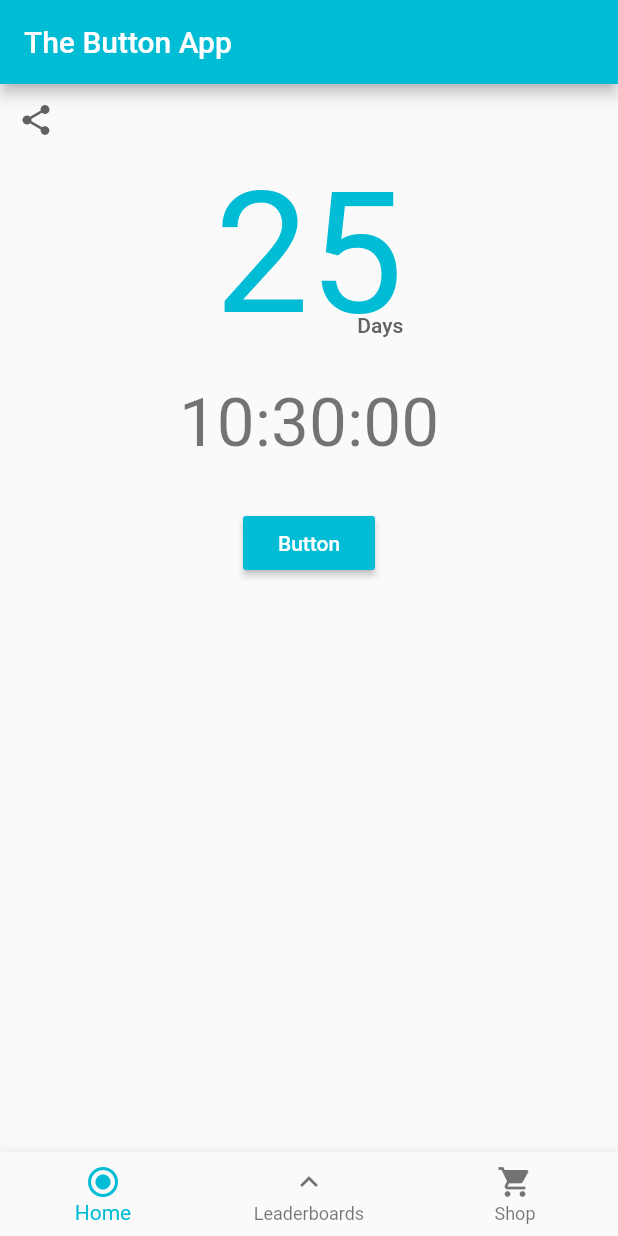
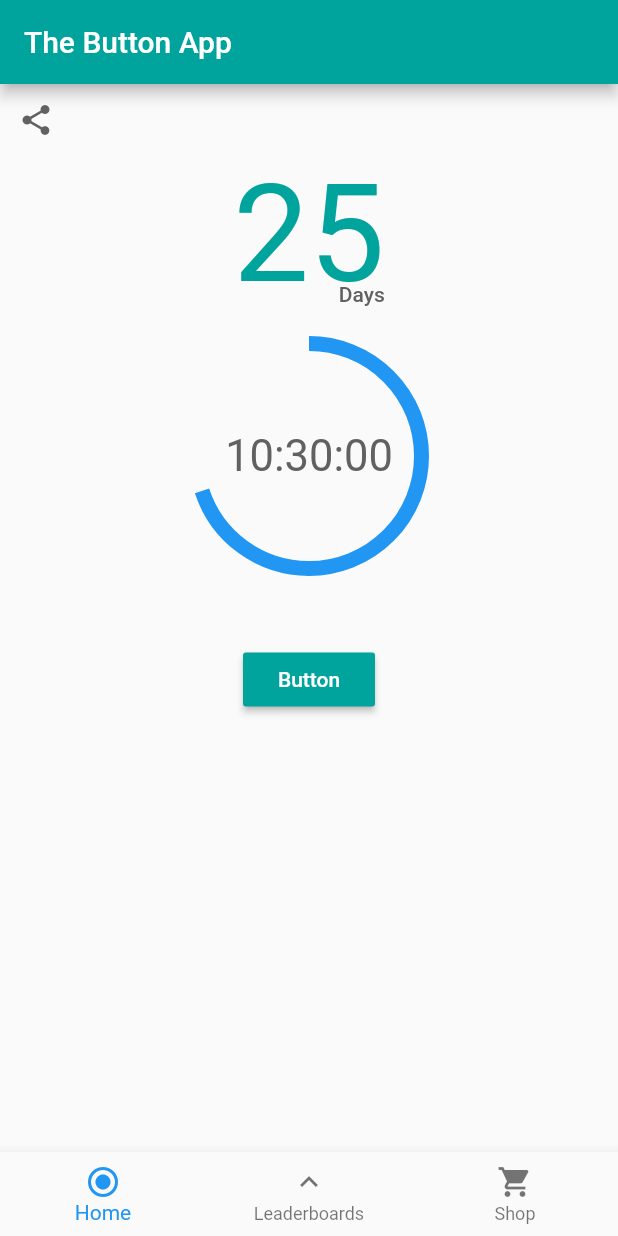
Before and after one commit to PapaManuSW/buttonapp, a Flutter app: the screen it shows after launch, on a phone screen of 412 x 824 dp. Run offline on Flutter 3.47's test engine with Material 2 defaults, Android fonts, the phone set to English and light mode, and no system bars; our stand-ins replace cloud_firestore; accounts and stored records are empty.

Commit message:
changed primary color. Added circular indicator stacked. Resizing.

```diff
--- a/lib/main.dart
+++ b/lib/main.dart
@@ -1,3 +1,4 @@
+import 'package:flutter/cupertino.dart';
 import 'package:flutter/material.dart';
 import 'package:button_app/pages/game.dart';
 import 'package:button_app/pages/leaderboards.dart';
@@ -11,14 +12,19 @@ class MyApp extends StatelessWidget {
     return MaterialApp(
       title: 'Button App',
       theme: ThemeData(
-        primarySwatch: Colors.cyan,
-        primaryColor: Colors.cyan,
+        primaryColor: Color(0xFF01A39D),
+        accentColor: Colors.grey[700],
         textTheme: TextTheme(
             title: TextStyle(color: Colors.white),
             body2: TextStyle(color: Colors.grey[700]),
-            display1: TextStyle(color: Colors.grey[700]),
-            display4:
-                TextStyle(color: Colors.cyan, fontWeight: FontWeight.w400),
+            display1: TextStyle(
+                color: Colors.grey[700],
+                fontSize: 29.0,
+                fontWeight: FontWeight.w400),
+            display4: TextStyle(
+                color: Color(0xFF01A39D),
+                fontWeight: FontWeight.w400,
+                fontSize: 90.0),
             caption: TextStyle(color: Colors.grey[700]),
             button: TextStyle(color: Colors.white)),
         iconTheme: IconThemeData(color: Colors.grey[700]),
--- a/lib/pages/game.dart
+++ b/lib/pages/game.dart
@@ -8,12 +8,13 @@ class GamePage extends StatefulWidget {
 
 class _GamePageState extends State<GamePage> {
   int _days = 25;
+  double _progressPercentage = 0.7;
   String _countDown = DateFormat('kk:mm:ss')
       .format(DateTime.now()); // DateTime.now just for a time example
 
   @override
   Widget build(BuildContext context) {
-    Widget shareButton = new IconButton(
+    Widget shareButton = IconButton(
       icon: Icon(Icons.share),
       color: Theme.of(context).iconTheme.color,
       onPressed: () {
@@ -22,7 +23,7 @@ class _GamePageState extends State<GamePage> {
       },
     );
 
-    Widget numberOfDays = new Stack(
+    Widget numberOfDays = Stack(
       children: <Widget>[
         Text(
           '$_days',
@@ -30,7 +31,7 @@ class _GamePageState extends State<GamePage> {
         ),
         Positioned(
           right: 0,
-          bottom: 10,
+          bottom: 5,
           child: Text(
             'Days', // TODO: exception for 1 day
             style: Theme.of(context).textTheme.body2,
@@ -39,12 +40,30 @@ class _GamePageState extends State<GamePage> {
       ],
     );
 
-    Widget countDown = new Text(
-      '$_countDown',
-      style: Theme.of(context).textTheme.display2,
+    Widget countDownFinal = Stack(
+      children: <Widget>[
+        SizedBox(
+          child: CircularProgressIndicator(
+            strokeWidth: 10.0,
+            backgroundColor: Colors.transparent,
+            value: _progressPercentage,
+          ),
+          height: 150.0,
+          width: 150.0,
+        ),
+        Positioned.fill(
+          child: Align(
+            alignment: Alignment.center,
+            child: Text(
+              '$_countDown',
+              style: Theme.of(context).textTheme.display1,
+            ),
+          ),
+        ),
+      ],
     );
 
-    Widget mainButton = new RaisedButton(
+    Widget mainButton = RaisedButton(
         color: Theme.of(context).primaryColor,
 //        textColor: Theme.of(context).textTheme.button.color,
         splashColor: Colors.cyanAccent,
@@ -68,8 +87,8 @@ class _GamePageState extends State<GamePage> {
         ),
         numberOfDays,
         SizedBox(height: 20),
-        countDown,
-        SizedBox(height: 30),
+        countDownFinal,
+        SizedBox(height: 50),
         mainButton,
       ],
     );
```
